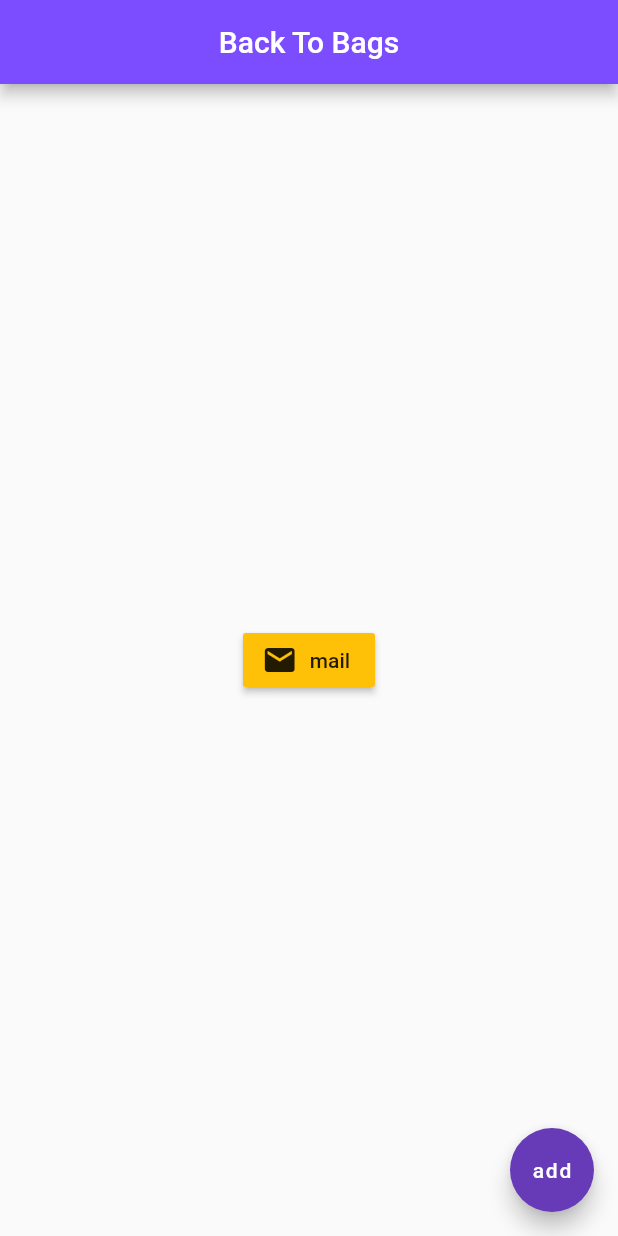
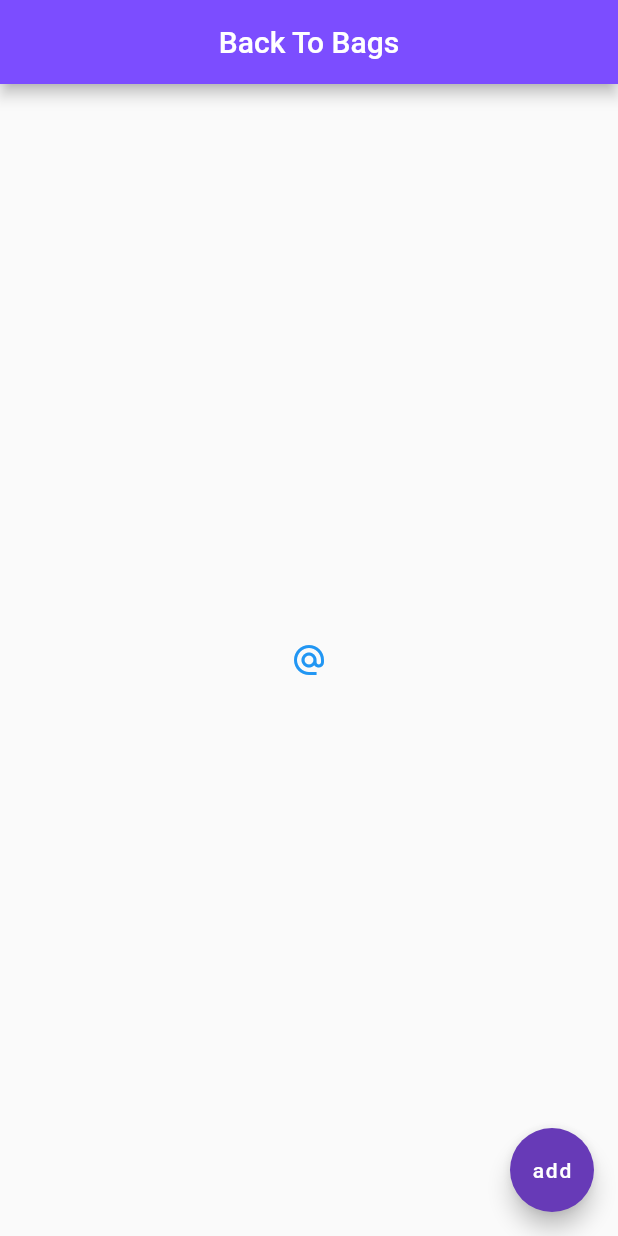
Before and after one commit to gokintosh/myapp, a Flutter app: the screen it shows after launch, on a phone screen of 412 x 824 dp. Run offline on Flutter 3.47's test engine with Material 2 defaults, Android fonts, the phone set to English and light mode, and no system bars.

Commit message:
added an icon button and tried to chnage some properties

```diff
--- a/lib/main.dart
+++ b/lib/main.dart
@@ -15,13 +15,14 @@ class Home extends StatelessWidget {
         backgroundColor: Colors.deepPurpleAccent,
       ),
       body: Center(
-        child: RaisedButton.icon(
-            onPressed: (){},
-            icon: Icon(
-              Icons.mail,
-            ),
-            label: Text('mail'),
-            color:Colors.amber ,),
+        child: IconButton(
+          onPressed: (){
+            print('you clicked me');
+          },
+          icon: Icon(Icons.alternate_email),
+          color: Colors.blue,
+
+        )
 
         ),
 
```
